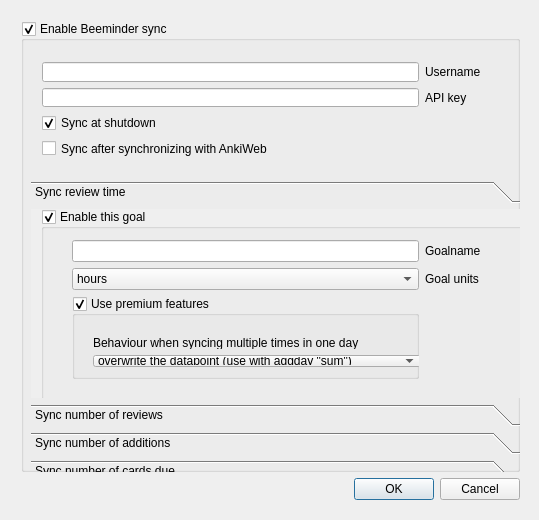
ianmcb/beetime, file beetime/settings_layout.ui: the form before one commit.
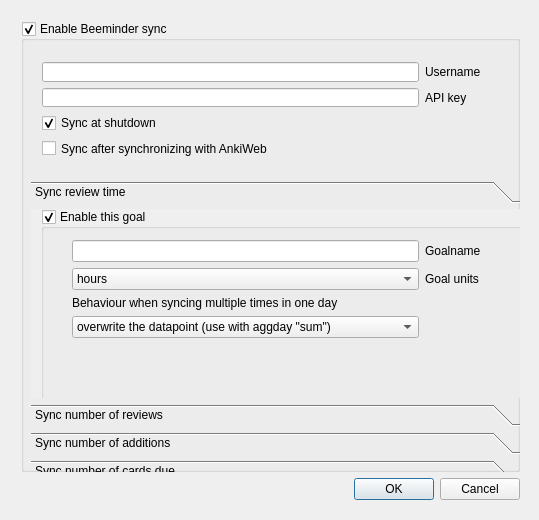
The form after the commit. The open tabs and pages were chosen to show the change.

Commit message:
beetime: remove premium setting completely
This setting had its origin in me experimenting with PyQt and
had more of a documentation purpose than any real function.
Literally, since it was a redundant way to set the overwrite
switch to True.

TODO: Add a help button to the settings menu to explain
the aggregation settings and maybe at the same time replace
even those settings by a direct "overwrite" toggle, since
even the "aggregation" settings were due to me experimenting
with QComboBoxes.

```diff
--- a/beetime/settings_layout.ui
+++ b/beetime/settings_layout.ui
@@ -110,8 +110,8 @@
          <rect>
           <x>0</x>
           <y>0</y>
-          <width>100</width>
-          <height>30</height>
+          <width>501</width>
+          <height>177</height>
          </rect>
         </property>
         <attribute name="label">
@@ -138,7 +138,7 @@
             <x>20</x>
             <y>20</y>
             <width>431</width>
-            <height>161</height>
+            <height>151</height>
            </rect>
           </property>
           <layout class="QGridLayout" name="gridLayout">
@@ -175,55 +175,43 @@
              </property>
             </widget>
            </item>
-           <item row="6" column="0">
-            <widget class="QGroupBox" name="time_premium">
-             <property name="title">
-              <string>Use premium features</string>
-             </property>
-             <property name="checkable">
-              <bool>true</bool>
-             </property>
-             <property name="checked">
-              <bool>true</bool>
-             </property>
-             <widget class="QWidget" name="gridLayoutWidget_3">
-              <property name="geometry">
-               <rect>
-                <x>10</x>
-                <y>30</y>
-                <width>350</width>
-                <height>52</height>
-               </rect>
-              </property>
-              <layout class="QGridLayout" name="time_premium_gridLayout">
-               <item row="1" column="0">
-                <widget class="QComboBox" name="time_agg">
-                 <item>
-                  <property name="text">
-                   <string extracomment="use with the default sum aggregation">overwrite the datapoint (use with aggday &quot;sum&quot;)</string>
-                  </property>
-                 </item>
-                 <item>
-                  <property name="text">
-                   <string extracomment="use with last or max aggregation">keep multiple datapoints (use with &quot;last&quot;, &quot;max&quot;, ...)</string>
-                  </property>
-                 </item>
-                </widget>
-               </item>
-               <item row="0" column="0">
-                <widget class="QLabel" name="time_agg_label">
-                 <property name="text">
-                  <string>Behaviour when syncing multiple times in one day</string>
-                 </property>
-                </widget>
-               </item>
-              </layout>
-             </widget>
-            </widget>
-           </item>
            <item row="2" column="0">
             <widget class="QLineEdit" name="time_slug"/>
            </item>
+           <item row="4" column="0">
+            <widget class="QLabel" name="time_agg_label">
+             <property name="text">
+              <string>Behaviour when syncing multiple times in one day</string>
+             </property>
+            </widget>
+           </item>
+           <item row="5" column="0">
+            <widget class="QComboBox" name="time_agg">
+             <item>
+              <property name="text">
+               <string extracomment="use with the default sum aggregation">overwrite the datapoint (use with aggday &quot;sum&quot;)</string>
+              </property>
+             </item>
+             <item>
+              <property name="text">
+               <string extracomment="use with last or max aggregation">keep multiple datapoints (use with &quot;last&quot;, &quot;max&quot;, ...)</string>
+              </property>
+             </item>
+            </widget>
+           </item>
+           <item row="6" column="0">
+            <spacer name="verticalSpacer_2">
+             <property name="orientation">
+              <enum>Qt::Vertical</enum>
+             </property>
+             <property name="sizeHint" stdset="0">
+              <size>
+               <width>20</width>
+               <height>40</height>
+              </size>
+             </property>
+            </spacer>
+           </item>
           </layout>
          </widget>
         </widget>
```
Left out of the diff: 198 changed lines with no effect on the pictures. The commit also changes 2 other files.
